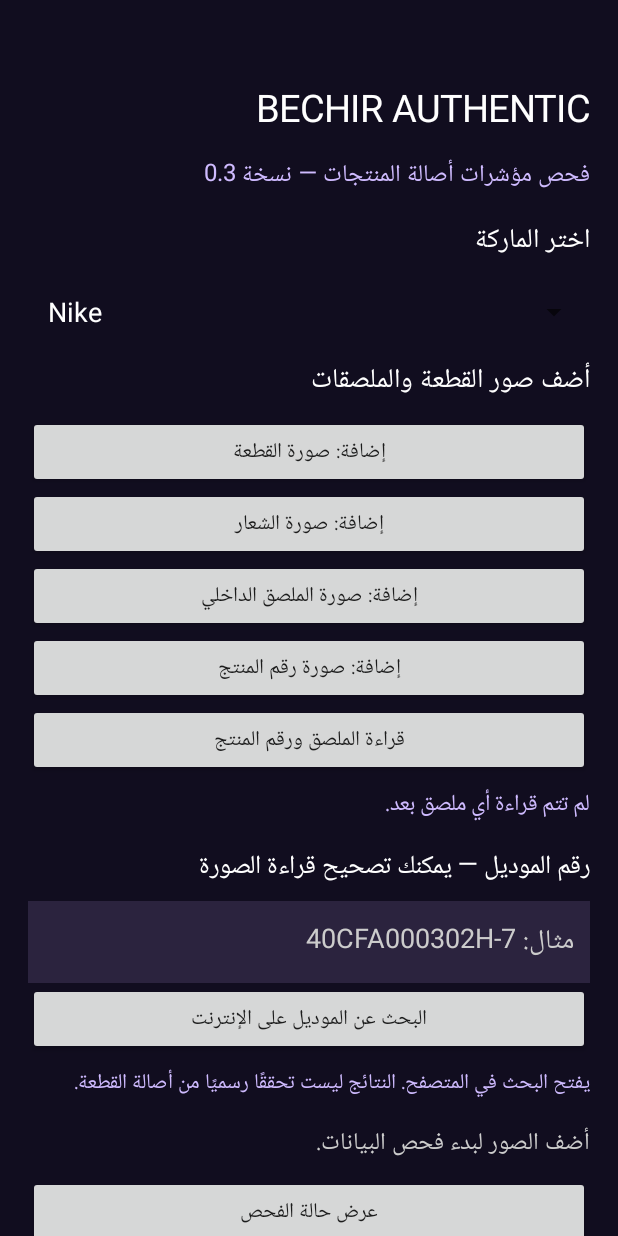
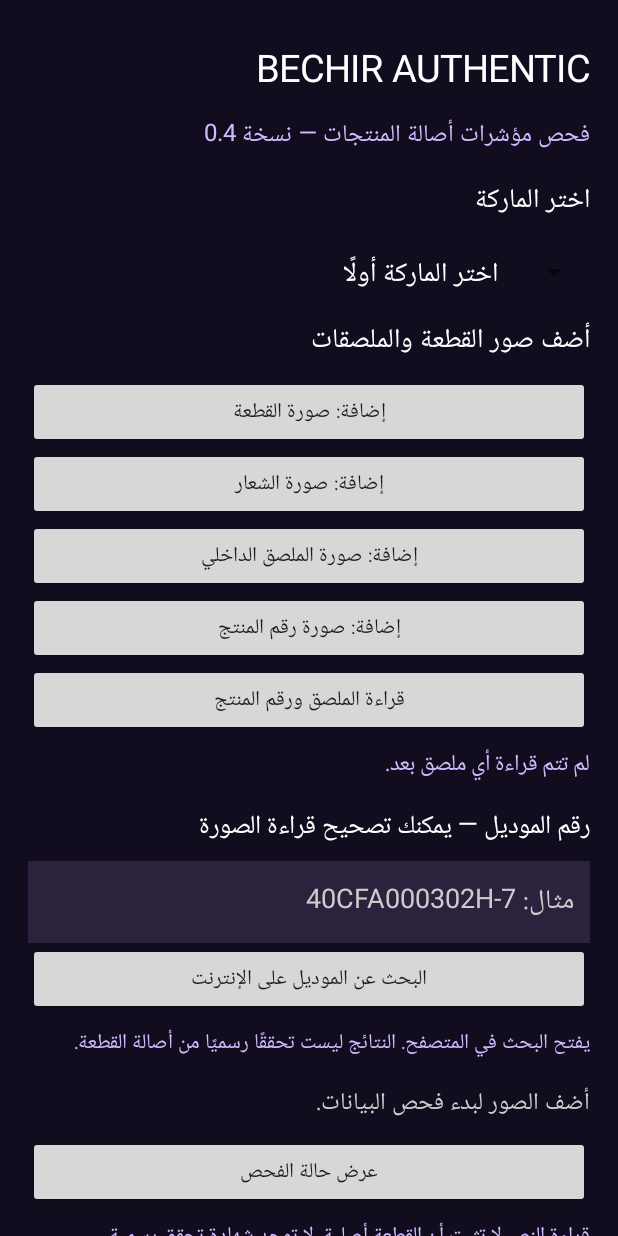
Before and after one commit to gueddich46-lab/BechirAuthentic, an Android app: the screen it shows after launch (MainActivity), after a tap on "البحث عن الموديل على الإنترنت", on a phone screen of 412 x 824 dp. Run offline under Robolectric (Android 15) with nearby library versions, the phone set to English and light mode, and no system bars; libraries missing offline, so code that uses them is left out: com.google.mlkit.vision; 1 other tap on this screen came first.

Commit message:
Improve system bar insets and brand selection v0.4

```diff
--- a/app/src/main/java/com/bechir/authentic/MainActivity.kt
+++ b/app/src/main/java/com/bechir/authentic/MainActivity.kt
@@ -6,6 +6,8 @@ import android.graphics.Color
 import android.graphics.BitmapFactory
 import android.net.Uri
 import android.view.WindowManager
+import android.view.WindowInsets
+import android.os.Build
 import android.os.Bundle
 import android.view.Gravity
 import android.view.View
@@ -16,7 +18,7 @@ import com.google.mlkit.vision.text.latin.TextRecognizerOptions
 
 class MainActivity : Activity() {
     private val names = arrayOf("صورة القطعة", "صورة الشعار", "صورة الملصق الداخلي", "صورة رقم المنتج")
-    private val brands = arrayOf("Nike", "Adidas", "Lacoste")
+    private val brands = arrayOf("اختر الماركة أولًا", "Nike", "Adidas", "Lacoste")
     private val selected = arrayOfNulls<Uri>(4)
     private lateinit var status: TextView
     private lateinit var previews: Array<ImageView>
@@ -24,7 +26,7 @@ class MainActivity : Activity() {
     private lateinit var extracted: TextView
     private lateinit var modelInput: EditText
     private lateinit var brandSpinner: Spinner
-    private var brand = "Nike"
+    private var brand = ""
     private val bg = Color.rgb(17, 13, 31)
     private val accent = Color.rgb(207, 187, 255)
 
@@ -47,11 +49,20 @@ class MainActivity : Activity() {
         val scroll = ScrollView(this).apply { setBackgroundColor(bg); isFillViewport = true }
         val layout = LinearLayout(this).apply {
             orientation = LinearLayout.VERTICAL
-            setPadding(28, 72, 28, 110)
+            setPadding(28, 32, 28, 60)
         }
         scroll.addView(layout)
+        if (Build.VERSION.SDK_INT >= 30) {
+            scroll.setOnApplyWindowInsetsListener { view, insets ->
+                val bars = insets.getInsets(WindowInsets.Type.systemBars())
+                view.setPadding(0, bars.top, 0, bars.bottom)
+                insets
+            }
+        } else {
+            scroll.fitsSystemWindows = true
+        }
         layout.addView(label("BECHIR AUTHENTIC", 25f))
-        layout.addView(label("فحص مؤشرات أصالة المنتجات — نسخة 0.3", 16f, accent))
+        layout.addView(label("فحص مؤشرات أصالة المنتجات — نسخة 0.4", 16f, accent))
         layout.addView(label("اختر الماركة", 18f))
         val spinner = Spinner(this)
         brandSpinner = spinner
@@ -65,7 +76,7 @@ class MainActivity : Activity() {
         spinner.onItemSelectedListener = object : android.widget.AdapterView.OnItemSelectedListener {
             override fun onNothingSelected(parent: android.widget.AdapterView<*>?) {}
             override fun onItemSelected(parent: android.widget.AdapterView<*>?, view: View?, position: Int, id: Long) {
-                brand = brands[position]
+                brand = if (position == 0) "" else brands[position]
             }
         }
         layout.addView(spinner)
@@ -113,7 +124,9 @@ class MainActivity : Activity() {
             text = "البحث عن الموديل على الإنترنت"
             setOnClickListener {
                 val code = modelInput.text.toString().trim()
-                if (code.isBlank()) {
+                if (brand.isBlank()) {
+                    Toast.makeText(this@MainActivity, "اختر الماركة أولًا", Toast.LENGTH_LONG).show()
+                } else if (code.isBlank()) {
                     Toast.makeText(this@MainActivity, "أدخل رقم الموديل أولًا", Toast.LENGTH_LONG).show()
                 } else {
                     val query = Uri.encode(brand + " " + code + " official product")
@@ -153,6 +166,7 @@ class MainActivity : Activity() {
                     if (result.text.isNotBlank()) {
                         val candidates = Regex("""(?:[0-9]-)?[0-9A-Z]{3,}(?:-[0-9A-Z]+)+""").findAll(result.text.uppercase()).map { it.value }.toList()
                         if (candidates.isNotEmpty()) modelInput.setText(candidates.maxByOrNull { it.length } ?: "")
+                        if (brand.isBlank() && result.text.contains("LEROND", ignoreCase = true)) brandSpinner.setSelection(3)
                     }
                 }
                 .addOnFailureListener { extracted.text = "تعذرت قراءة الصورة. جرّب صورة أوضح." }
```
